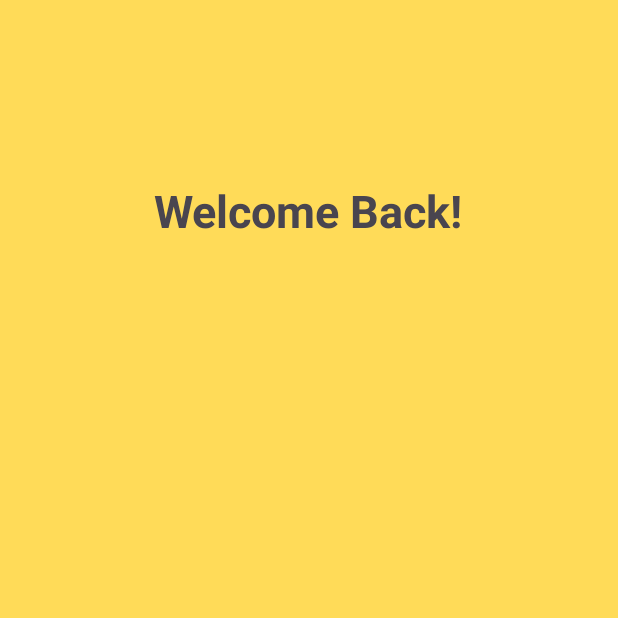
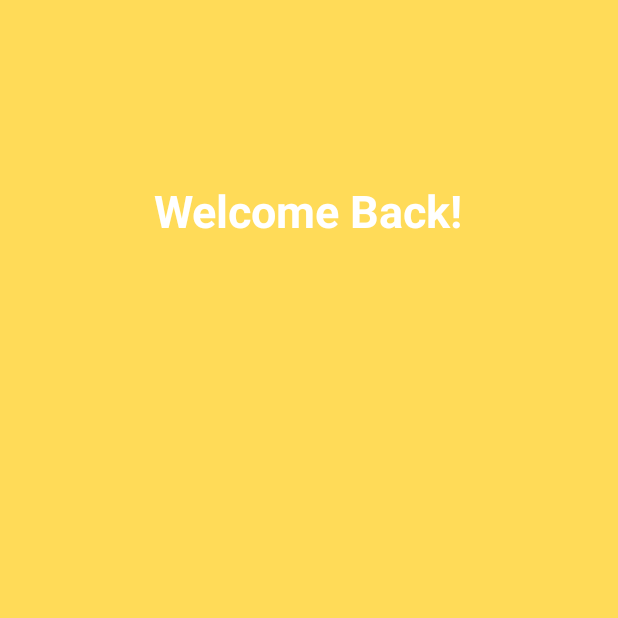
Before and after one commit to Cybertron-Ant/Login_Signup_Page, an Android app: the screen it shows after launch (MainActivity), on a phone screen of 412 x 824 dp, the top half of it. Run offline under Robolectric (Android 15) with nearby library versions, the phone set to English and light mode, and no system bars.

Commit message:
add white text color to WelcomeBack TextView

```diff
--- a/app/src/main/res/layout/activity_main.xml
+++ b/app/src/main/res/layout/activity_main.xml
@@ -17,7 +17,8 @@
         android:textSize="30sp"
         android:gravity="center"
         android:layout_gravity="center"
-        android:paddingTop="120dp" /> <!-- end Welcome Back -->
+        android:paddingTop="120dp"
+        android:textColor="#FFFFFF" /> <!-- end Welcome Back -->
 
 
 
```
